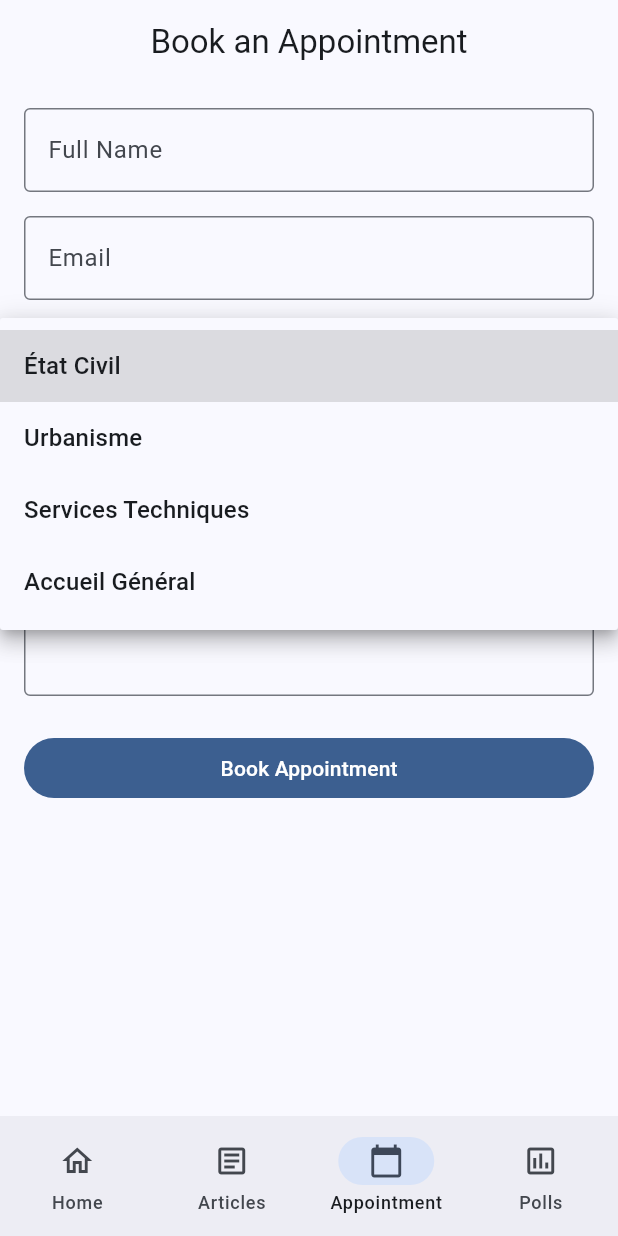
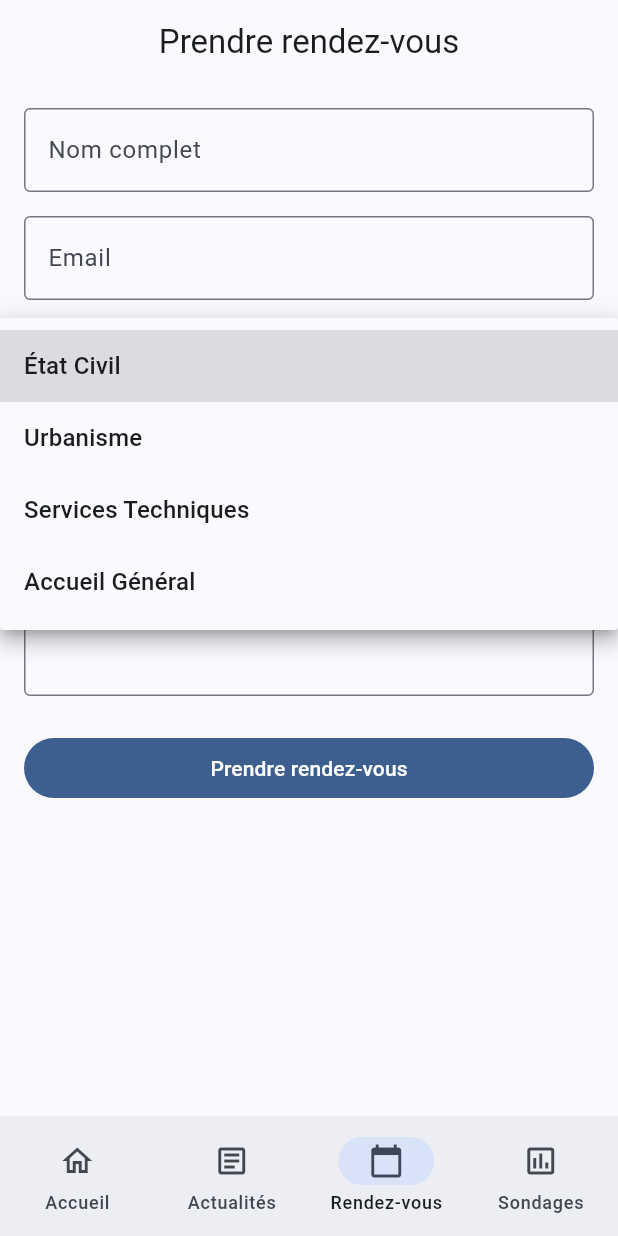
Before and after one commit to Cedric0510/civic_application, a Flutter app: the screen it shows after launch, item 3 of the bottom bar chosen, after a tap on "Service", on a phone screen of 412 x 824 dp. Run offline on Flutter 3.47's test engine with Material 3 defaults, Android fonts, the phone set to English and light mode, and no system bars; our stand-ins replace equatable, flutter_dotenv, flutter_riverpod, go_router, supabase_flutter; accounts and stored records are empty.

Commit message:
better in french

```diff
--- a/lib/features/appointments/presentation/pages/appointment_page.dart
+++ b/lib/features/appointments/presentation/pages/appointment_page.dart
@@ -7,7 +7,7 @@ class AppointmentPage extends StatelessWidget {
   @override
   Widget build(BuildContext context) {
     return Scaffold(
-      appBar: AppBar(title: const Text('Book an Appointment')),
+      appBar: AppBar(title: const Text('Prendre rendez-vous')),
       body: const SingleChildScrollView(
         padding: EdgeInsets.all(16),
         child: AppointmentForm(),
--- a/lib/features/appointments/presentation/widgets/appointment_form.dart
+++ b/lib/features/appointments/presentation/widgets/appointment_form.dart
@@ -84,12 +84,14 @@ class _AppointmentFormState extends ConsumerState<AppointmentForm> {
     ) {
       if (next is AsyncError) {
         ScaffoldMessenger.of(context).showSnackBar(
-          const SnackBar(content: Text('An error occurred. Please try again.')),
+          const SnackBar(
+            content: Text('Une erreur est survenue. Veuillez réessayer.'),
+          ),
         );
       } else if (next is AsyncData && previous is AsyncLoading) {
         ScaffoldMessenger.of(context).showSnackBar(
           const SnackBar(
-            content: Text('Appointment request sent successfully!'),
+            content: Text('Demande de rendez-vous envoyée avec succès !'),
           ),
         );
         _reset();
@@ -106,12 +108,12 @@ class _AppointmentFormState extends ConsumerState<AppointmentForm> {
           TextFormField(
             controller: _nameController,
             decoration: const InputDecoration(
-              labelText: 'Full Name',
+              labelText: 'Nom complet',
               border: OutlineInputBorder(),
             ),
             textCapitalization: TextCapitalization.words,
             validator: (value) => value == null || value.trim().isEmpty
-                ? 'Full name is required.'
+                ? 'Le nom complet est requis.'
                 : null,
           ),
           const SizedBox(height: 16),
@@ -143,18 +145,19 @@ class _AppointmentFormState extends ConsumerState<AppointmentForm> {
             readOnly: true,
             onTap: _pickDate,
             decoration: const InputDecoration(
-              labelText: 'Preferred Date',
+              labelText: 'Date souhaitée',
               border: OutlineInputBorder(),
               suffixIcon: Icon(Icons.calendar_today_outlined),
             ),
-            validator: (_) =>
-                _selectedDate == null ? 'Please select a date.' : null,
+            validator: (_) => _selectedDate == null
+                ? 'Veuillez sélectionner une date.'
+                : null,
           ),
           const SizedBox(height: 16),
           TextFormField(
             controller: _messageController,
             decoration: const InputDecoration(
-              labelText: 'Message (optional)',
+              labelText: 'Message (facultatif)',
               border: OutlineInputBorder(),
               alignLabelWithHint: true,
             ),
@@ -169,7 +172,7 @@ class _AppointmentFormState extends ConsumerState<AppointmentForm> {
                     width: 20,
                     child: CircularProgressIndicator(strokeWidth: 2),
                   )
-                : const Text('Book Appointment'),
+                : const Text('Prendre rendez-vous'),
           ),
         ],
       ),
--- a/lib/features/appointments/presentation/widgets/service_dropdown.dart
+++ b/lib/features/appointments/presentation/widgets/service_dropdown.dart
@@ -21,7 +21,8 @@ class ServiceDropdown extends StatelessWidget {
           )
           .toList(),
       onChanged: onChanged,
-      validator: (value) => value == null ? 'Please select a service.' : null,
+      validator: (value) =>
+          value == null ? 'Veuillez sélectionner un service.' : null,
     );
   }
 }
--- a/lib/features/articles/presentation/pages/article_detail_page.dart
+++ b/lib/features/articles/presentation/pages/article_detail_page.dart
@@ -15,7 +15,8 @@ class ArticleDetailPage extends ConsumerWidget {
       appBar: AppBar(title: const Text('Article')),
       body: state.when(
         loading: () => const Center(child: CircularProgressIndicator()),
-        error: (error, _) => Center(child: Text(error.toString())),
+        error: (error, stackTrace) =>
+            const Center(child: Text('Impossible de charger l\'article.')),
         data: (article) => SingleChildScrollView(
           padding: const EdgeInsets.all(16),
           child: Column(
@@ -42,7 +43,7 @@ class ArticleDetailPage extends ConsumerWidget {
               ),
               const SizedBox(height: 8),
               Text(
-                DateFormat('MMM d, yyyy').format(article.publishedAt),
+                DateFormat('dd/MM/yyyy').format(article.publishedAt),
                 style: Theme.of(context).textTheme.bodySmall,
               ),
               const Divider(height: 24),
--- a/lib/features/articles/presentation/pages/articles_page.dart
+++ b/lib/features/articles/presentation/pages/articles_page.dart
@@ -11,12 +11,13 @@ class ArticlesPage extends ConsumerWidget {
   Widget build(BuildContext context, WidgetRef ref) {
     final state = ref.watch(articlesControllerProvider);
     return Scaffold(
-      appBar: AppBar(title: const Text('Articles')),
+      appBar: AppBar(title: const Text('Actualités')),
       body: state.when(
         loading: () => const Center(child: CircularProgressIndicator()),
-        error: (error, _) => Center(child: Text(error.toString())),
+        error: (error, stackTrace) =>
+            const Center(child: Text('Impossible de charger les articles.')),
         data: (articles) => articles.isEmpty
-            ? const Center(child: Text('No articles available.'))
+            ? const Center(child: Text('Aucun article disponible.'))
             : ListView.builder(
                 padding: const EdgeInsets.all(16),
                 itemCount: articles.length,
--- a/lib/features/articles/presentation/widgets/article_card.dart
+++ b/lib/features/articles/presentation/widgets/article_card.dart
@@ -45,7 +45,7 @@ class ArticleCard extends StatelessWidget {
                   ),
                   const SizedBox(height: 4),
                   Text(
-                    DateFormat('MMM d, yyyy').format(article.publishedAt),
+                    DateFormat('dd/MM/yyyy').format(article.publishedAt),
                     style: Theme.of(context).textTheme.bodySmall,
                   ),
                 ],
--- a/lib/features/home/presentation/widgets/latest_articles_section.dart
+++ b/lib/features/home/presentation/widgets/latest_articles_section.dart
@@ -15,7 +15,7 @@ class LatestArticlesSection extends ConsumerWidget {
       crossAxisAlignment: CrossAxisAlignment.start,
       children: [
         Text(
-          'Latest News',
+          'Dernières actualités',
           style: Theme.of(
             context,
           ).textTheme.titleLarge?.copyWith(fontWeight: FontWeight.bold),
@@ -23,13 +23,14 @@ class LatestArticlesSection extends ConsumerWidget {
         const SizedBox(height: 12),
         state.when(
           loading: () => const Center(child: CircularProgressIndicator()),
-          error: (error, _) => Text(error.toString()),
+          error: (error, stackTrace) =>
+              const Text('Impossible de charger les articles.'),
           data: (articles) {
             final latestArticles = articles
                 .take(AppConstants.homeArticlesCount)
                 .toList();
             if (latestArticles.isEmpty) {
-              return const Text('No articles available.');
+              return const Text('Aucun article disponible.');
             }
             return Column(
               children: latestArticles
--- a/lib/shared/widgets/main_scaffold.dart
+++ b/lib/shared/widgets/main_scaffold.dart
@@ -8,25 +8,25 @@ class MainScaffold extends StatelessWidget {
 
   static const List<_NavDestination> _destinations = [
     _NavDestination(
-      label: 'Home',
+      label: 'Accueil',
       icon: Icons.home_outlined,
       activeIcon: Icons.home,
       path: '/home',
     ),
     _NavDestination(
-      label: 'Articles',
+      label: 'Actualités',
       icon: Icons.article_outlined,
       activeIcon: Icons.article,
       path: '/articles',
     ),
     _NavDestination(
-      label: 'Appointment',
+      label: 'Rendez-vous',
       icon: Icons.calendar_today_outlined,
       activeIcon: Icons.calendar_today,
       path: '/appointments',
     ),
     _NavDestination(
-      label: 'Polls',
+      label: 'Sondages',
       icon: Icons.poll_outlined,
       activeIcon: Icons.poll,
       path: '/polls',
```
